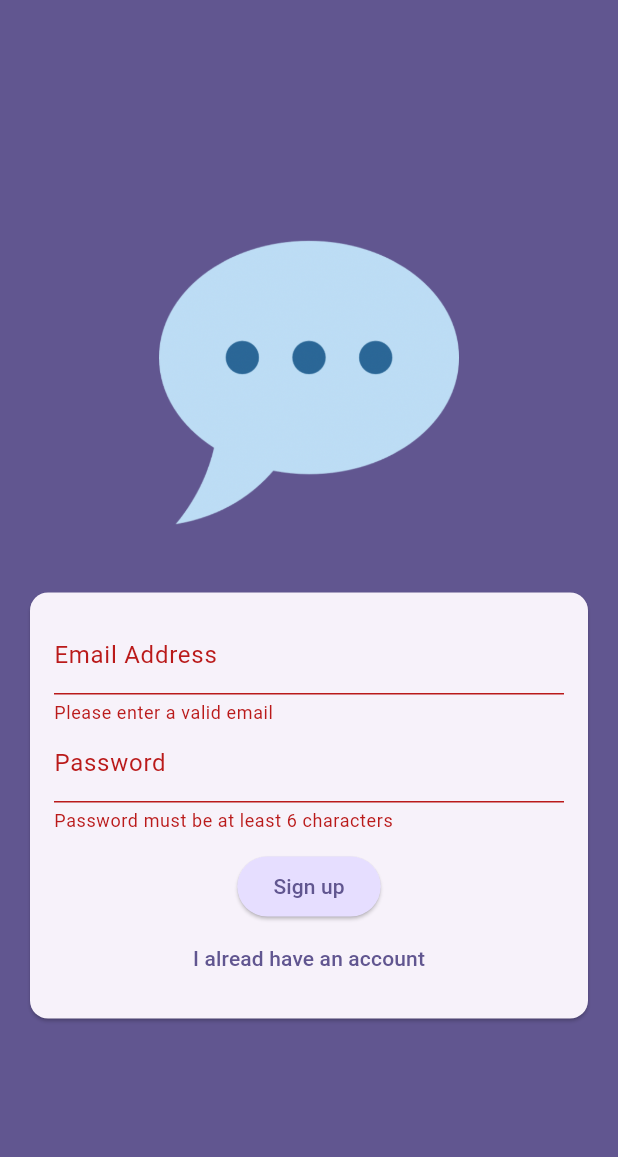
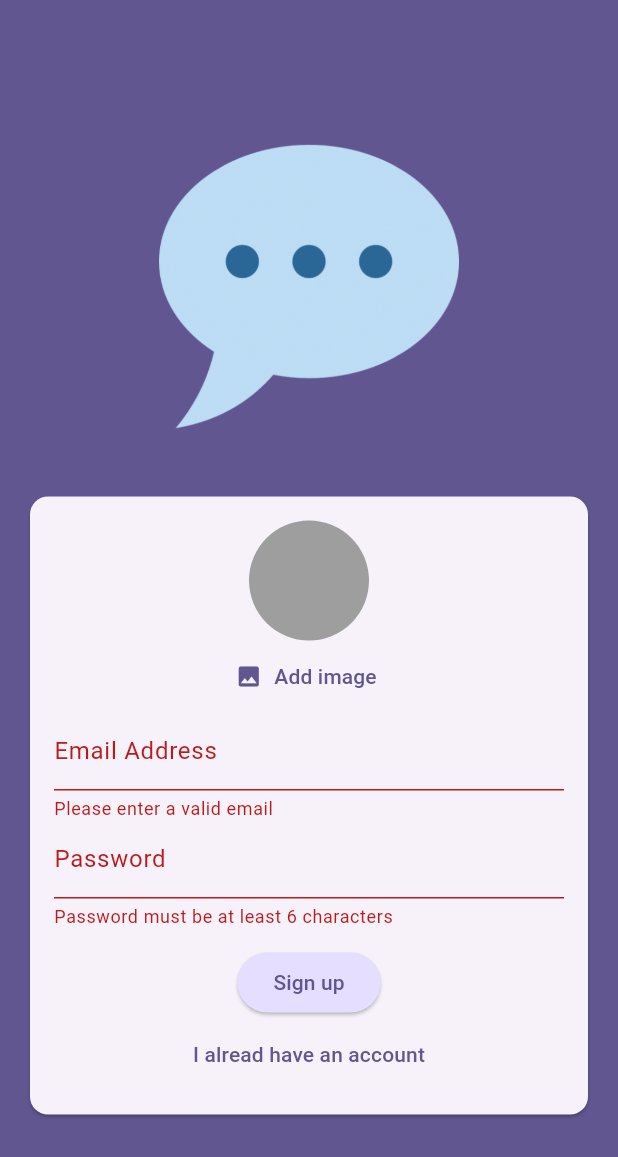
Before and after one commit to felpfsf/flutter_chat, a Flutter app: the screen it shows after launch, after a tap on "Sign In", after a tap on "Create an account", on a phone screen of 412 x 824 dp. Shown: the top 1157 px of the screen. Run offline on Flutter 3.47's test engine with Material 3 defaults, Android fonts, the phone set to English and light mode, and no system bars; our stand-ins replace firebase_auth, firebase_core, image_picker; accounts and stored records are empty.

Commit message:
✨ pick image upload initial

```diff
--- a/lib/screens/auth_screen.dart
+++ b/lib/screens/auth_screen.dart
@@ -1,5 +1,6 @@
 import 'package:firebase_auth/firebase_auth.dart';
 import 'package:flutter/material.dart';
+import 'package:flutter_chat/screens/widgets/user_image_picker.dart';
 
 final _firebase = FirebaseAuth.instance;
 
@@ -84,6 +85,7 @@ class _AuthScreenState extends State<AuthScreen> {
                       child: Column(
                         mainAxisSize: MainAxisSize.min,
                         children: [
+                          if (!_isLogin) UserImagePicker(),
                           TextFormField(
                             decoration: const InputDecoration(
                               labelText: 'Email Address',
--- /dev/null
+++ b/lib/screens/widgets/user_image_picker.dart
@@ -0,0 +1,52 @@
+import 'dart:io';
+
+import 'package:flutter/material.dart';
+import 'package:image_picker/image_picker.dart';
+
+class UserImagePicker extends StatefulWidget {
+  const UserImagePicker({super.key});
+
+  @override
+  State<UserImagePicker> createState() => _UserImagePickerState();
+}
+
+class _UserImagePickerState extends State<UserImagePicker> {
+  File? _pickImageFile;
+
+  void _pickImage() async {
+    final pickedImage = await ImagePicker().pickImage(
+      source: ImageSource.camera,
+      imageQuality: 50,
+      maxWidth: 150,
+      maxHeight: 150,
+    );
+
+    if (pickedImage == null) return;
+
+    setState(() {
+      _pickImageFile = File(pickedImage.path);
+    });
+  }
+
+  @override
+  Widget build(BuildContext context) {
+    return Column(
+      children: [
+        CircleAvatar(
+          radius: 40,
+          backgroundColor: Colors.grey,
+          foregroundImage:
+              _pickImageFile != null ? FileImage(_pickImageFile!) : null,
+        ),
+        TextButton.icon(
+          onPressed: _pickImage,
+          icon: const Icon(Icons.image),
+          label: Text(
+            'Add image',
+            style: TextStyle(color: Theme.of(context).colorScheme.primary),
+          ),
+        ),
+      ],
+    );
+  }
+}
```
